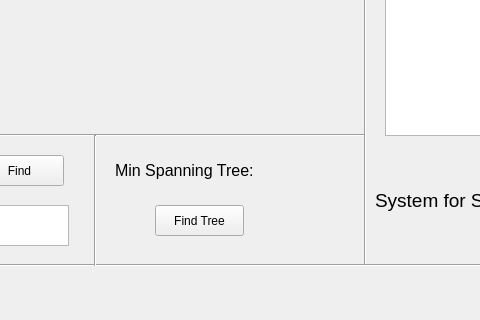
Qt form gforspots.ui (PJYGit/GraphForSpots) before a commit; both pictures show x 295 to 775 and y 352 to 672 of the 1065 by 672 pixel window.
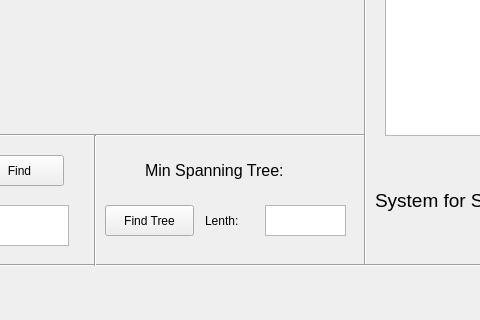
The same form after that commit.

The edit to the form file:
```diff
--- a/gforspots.ui
+++ b/gforspots.ui
@@ -199,9 +199,9 @@
    <widget class="QLabel" name="label_6">
     <property name="geometry">
      <rect>
-      <x>410</x>
+      <x>440</x>
       <y>490</y>
-      <width>261</width>
+      <width>201</width>
       <height>31</height>
      </rect>
     </property>
@@ -217,7 +217,7 @@
    <widget class="QPushButton" name="Find_Tree">
     <property name="geometry">
      <rect>
-      <x>450</x>
+      <x>400</x>
       <y>540</y>
       <width>89</width>
       <height>31</height>
@@ -281,6 +281,34 @@
      </rect>
     </property>
    </widget>
+   <widget class="QTextBrowser" name="Lenth">
+    <property name="geometry">
+     <rect>
+      <x>560</x>
+      <y>540</y>
+      <width>81</width>
+      <height>31</height>
+     </rect>
+    </property>
+   </widget>
+   <widget class="QLabel" name="label_8">
+    <property name="geometry">
+     <rect>
+      <x>500</x>
+      <y>540</y>
+      <width>51</width>
+      <height>31</height>
+     </rect>
+    </property>
+    <property name="font">
+     <font>
+      <pointsize>9</pointsize>
+     </font>
+    </property>
+    <property name="text">
+     <string>Lenth:</string>
+    </property>
+   </widget>
   </widget>
   <widget class="QMenuBar" name="menuBar">
    <property name="geometry">
```
